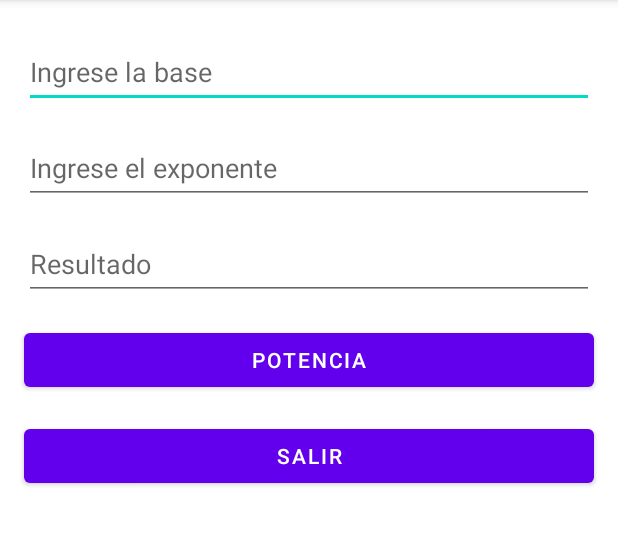
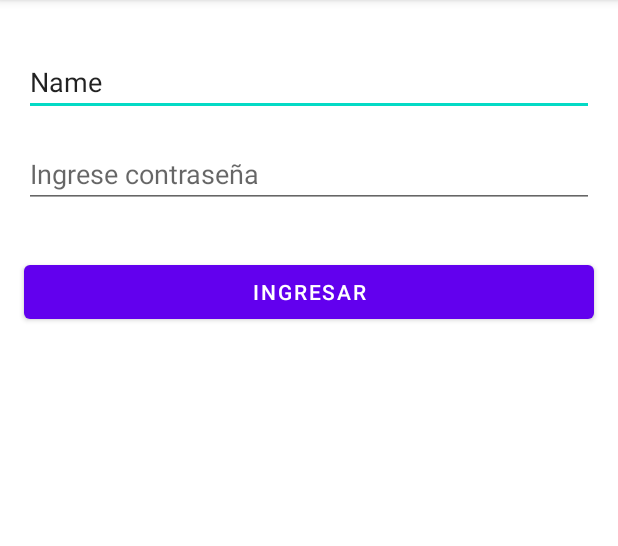
Before and after one commit to alexisaldas17/App_003, an Android app: the screen it shows after launch (MainActivity before the commit, IngresoActivity after it), on a phone screen of 412 x 824 dp, the part 84-630 px from its top. Run offline under Robolectric (Android 15) with nearby library versions, the phone set to English and light mode, and no system bars.

Commit message:
Fin de clase

```diff
--- a/app/src/main/AndroidManifest.xml
+++ b/app/src/main/AndroidManifest.xml
@@ -10,13 +10,18 @@
         android:supportsRtl="true"
         android:theme="@style/Theme.App_003">
         <activity
-            android:name=".MainActivity"
-            android:exported="true">
+            android:name=".IngresoActivity"
+            android:exported="true" >
             <intent-filter>
                 <action android:name="android.intent.action.MAIN" />
 
                 <category android:name="android.intent.category.LAUNCHER" />
             </intent-filter>
+            </activity>
+        <activity
+            android:name=".MainActivity"
+            android:exported="false">
+
         </activity>
     </application>
 
--- /dev/null
+++ b/app/src/main/java/fisei/uta/app_003/IngresoActivity.java
@@ -0,0 +1,41 @@
+package fisei.uta.app_003;
+
+import androidx.appcompat.app.AppCompatActivity;
+
+import android.content.Intent;
+import android.os.Bundle;
+import android.view.View;
+import android.widget.EditText;
+import android.widget.Toast;
+
+public class IngresoActivity extends AppCompatActivity {
+    EditText etUsuario;
+    EditText etCOntrasenia;
+    @Override
+    protected void onCreate(Bundle savedInstanceState) {
+        super.onCreate(savedInstanceState);
+        setContentView(R.layout.activity_ingreso);
+        etUsuario = findViewById(R.id.editTextUsuario);
+        etCOntrasenia = findViewById(R.id.editTextContrasenia);
+
+    }
+
+    public void onClicIngrear(View vista){
+        String usuario = etUsuario.getText().toString();
+        String contrasenia = etCOntrasenia.getText().toString();
+        if (usuario.equals("admin") && contrasenia.equals("admin")) {
+            //mostrar activity
+            //Intent intent = new Intent(IngresoActivity.this, MainActivity.class);
+            Intent intent = new Intent(this, MainActivity.class);
+            //pasar parametro al activity
+            intent.putExtra("variable_usuario", usuario);
+            startActivity(intent);
+            //...putExtra
+        }
+        else
+        {
+            Toast.makeText(this, "Usuario/Clave incorrectos", Toast.LENGTH_SHORT).show();
+            //Toast.makeText(getApplicationContext(), "Usuario/Clave incorrectos", Toast.LENGTH_SHORT).show();
+        }
+    }
+}
--- a/app/src/main/java/fisei/uta/app_003/MainActivity.java
+++ b/app/src/main/java/fisei/uta/app_003/MainActivity.java
@@ -45,6 +45,10 @@ public class MainActivity extends AppCompatActivity {
                 finish();
             }
         });
+
+        //obtener los parametros de la otra Activity
+        Bundle bundle = getIntent().getExtras();
+        et_resultado.setText(bundle.getString("variable_usuario"));
     }
 /*
     public void onCLicPotencia(View vista) {
--- /dev/null
+++ b/app/src/main/res/layout/activity_ingreso.xml
@@ -0,0 +1,51 @@
+<?xml version="1.0" encoding="utf-8"?>
+<androidx.constraintlayout.widget.ConstraintLayout xmlns:android="http://schemas.android.com/apk/res/android"
+    xmlns:app="http://schemas.android.com/apk/res-auto"
+    xmlns:tools="http://schemas.android.com/tools"
+    android:layout_width="match_parent"
+    android:layout_height="match_parent"
+    tools:context=".IngresoActivity">
+
+    <EditText
+        android:id="@+id/editTextUsuario"
+        android:layout_width="0dp"
+        android:layout_height="wrap_content"
+        android:layout_marginStart="16dp"
+        android:layout_marginTop="32dp"
+        android:layout_marginEnd="16dp"
+        android:ems="10"
+        android:hint="@string/edittext_hint_usuario"
+        android:inputType="textPersonName"
+        android:text="Name"
+        app:layout_constraintEnd_toEndOf="parent"
+        app:layout_constraintStart_toStartOf="parent"
+        app:layout_constraintTop_toTopOf="parent" />
+
+    <EditText
+        android:id="@+id/editTextContrasenia"
+        android:layout_width="0dp"
+        android:layout_height="wrap_content"
+        android:layout_marginStart="16dp"
+        android:layout_marginTop="16dp"
+        android:layout_marginEnd="16dp"
+        android:ems="10"
+        android:hint="@string/edittext_hint_contrasenia"
+        android:inputType="textPassword"
+        app:layout_constraintEnd_toEndOf="parent"
+        app:layout_constraintHorizontal_bias="0.502"
+        app:layout_constraintStart_toStartOf="parent"
+        app:layout_constraintTop_toBottomOf="@+id/editTextUsuario" />
+
+    <Button
+        android:id="@+id/buttonIngreso"
+        android:layout_width="0dp"
+        android:layout_height="wrap_content"
+        android:layout_marginStart="16dp"
+        android:layout_marginTop="32dp"
+        android:layout_marginEnd="16dp"
+        android:text="@string/button_text_ingreso"
+        app:layout_constraintEnd_toEndOf="parent"
+        app:layout_constraintStart_toStartOf="parent"
+        app:layout_constraintTop_toBottomOf="@+id/editTextContrasenia" />
+
+</androidx.constraintlayout.widget.ConstraintLayout>
--- a/app/src/main/res/values/strings.xml
+++ b/app/src/main/res/values/strings.xml
@@ -7,4 +7,9 @@
     <string name="button_text_potencia">Potencia</string>
     <string name="button_text_salir">Salir</string>
 
+    <string name="edittext_hint_usuario">Ingrese usuario</string>
+    <string name="edittext_hint_contrasenia">Ingrese contraseña</string>
+    <string name="button_text_ingreso">INGRESAR</string>
+
+
 </resources>
```
